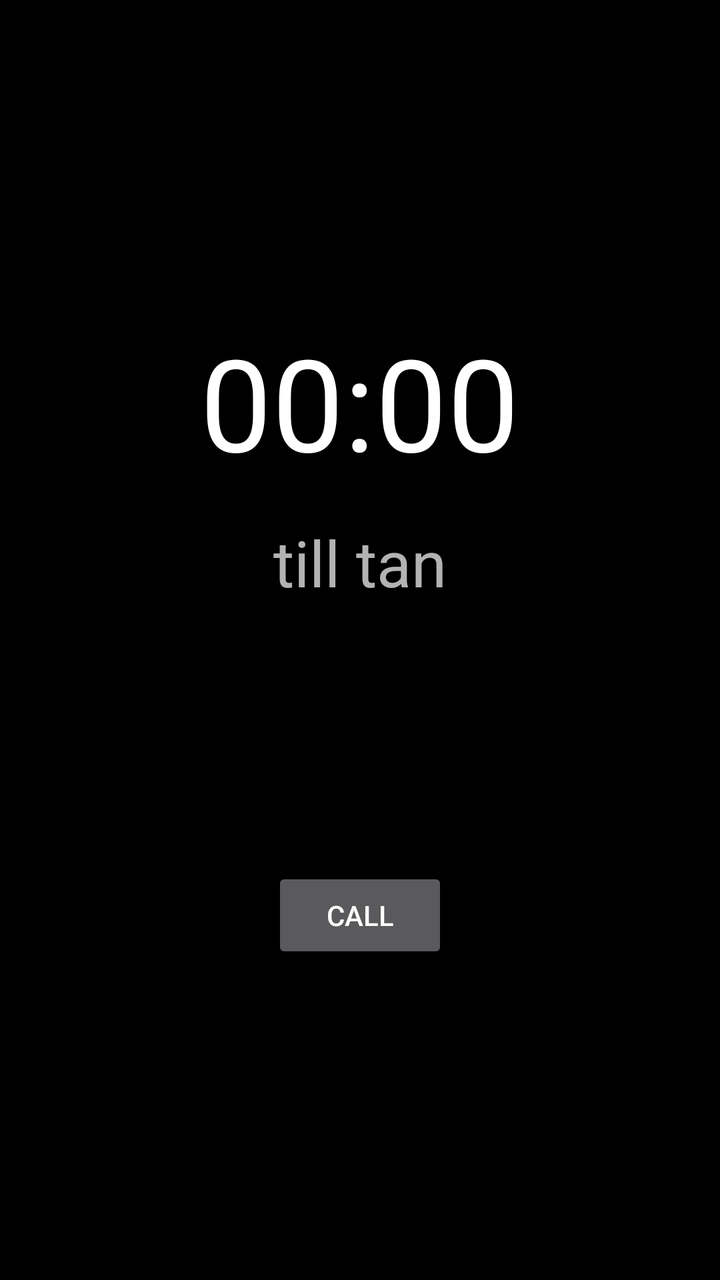
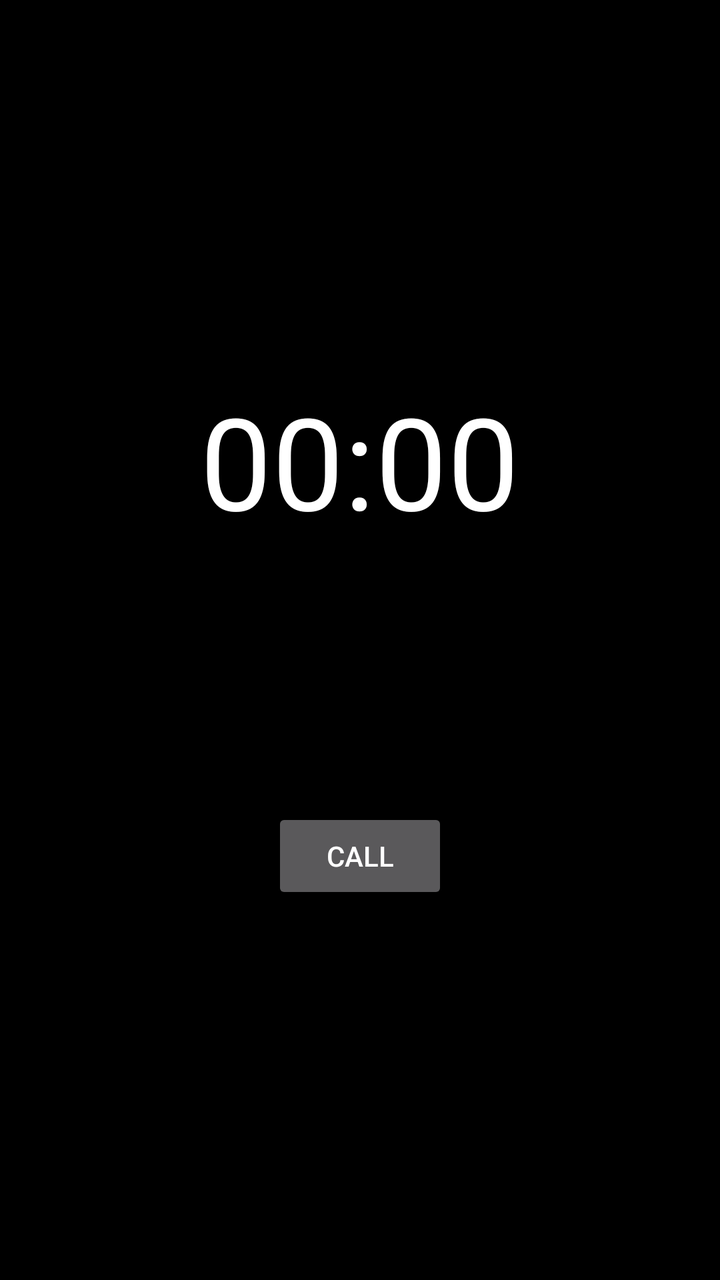

The first picture is an Android layout as it rendered before a commit; the second is the same layout after the commit. The layout source and the unified diff follow.
<!-- AndroidManifest.xml: application theme Theme.Tilltan -->
<!-- res/layout/lock.xml -->
<?xml version="1.0" encoding="utf-8"?>
<LinearLayout xmlns:android="http://schemas.android.com/apk/res/android"
    android:layout_width="match_parent"
    android:layout_height="match_parent"
    android:orientation="vertical"
    android:gravity="center"
    android:padding="32dp">

    <TextClock
        android:format24Hour="HH:mm"
        android:format12Hour="HH:mm"
        android:textSize="64sp"
        android:layout_width="wrap_content"
        android:layout_height="wrap_content" />

    <TextView
        android:text="@string/till_tan"
        android:textSize="32sp"
        android:layout_marginTop="16dp"
        android:layout_width="wrap_content"
        android:layout_height="wrap_content" />

    <TextView
        android:id="@+id/until"
        android:textSize="20sp"
        android:layout_marginTop="8dp"
        android:layout_width="wrap_content"
        android:layout_height="wrap_content" />

    <Button
        android:id="@+id/call"
        android:text="@string/call"
        android:layout_marginTop="96dp"
        android:layout_width="wrap_content"
        android:layout_height="wrap_content" />
</LinearLayout>
<!-- resources referenced by this layout -->
<resources>
  <string name="call">Call</string>
  <string name="till_tan">till tan</string>
  <style name="Theme.Tilltan" parent="android:Theme.Material.NoActionBar">
          <item name="android:windowBackground">@android:color/black</item>
      </style>
</resources>

<!-- the commit's change to res/layout/lock.xml (unified diff, before → after) -->
@@ -10,13 +10,6 @@
         android:format24Hour="HH:mm"
         android:format12Hour="HH:mm"
         android:textSize="64sp"
-        android:layout_width="wrap_content"
-        android:layout_height="wrap_content" />
-
-    <TextView
-        android:text="@string/till_tan"
-        android:textSize="32sp"
-        android:layout_marginTop="16dp"
         android:layout_width="wrap_content"
         android:layout_height="wrap_content" />
 
<!-- resource entries referenced after the edit -->
@@ -1,7 +1,6 @@
 <!-- resources referenced by this layout -->
 <resources>
   <string name="call">Call</string>
-  <string name="till_tan">till tan</string>
   <style name="Theme.Tilltan" parent="android:Theme.Material.NoActionBar">
           <item name="android:windowBackground">@android:color/black</item>
       </style>
